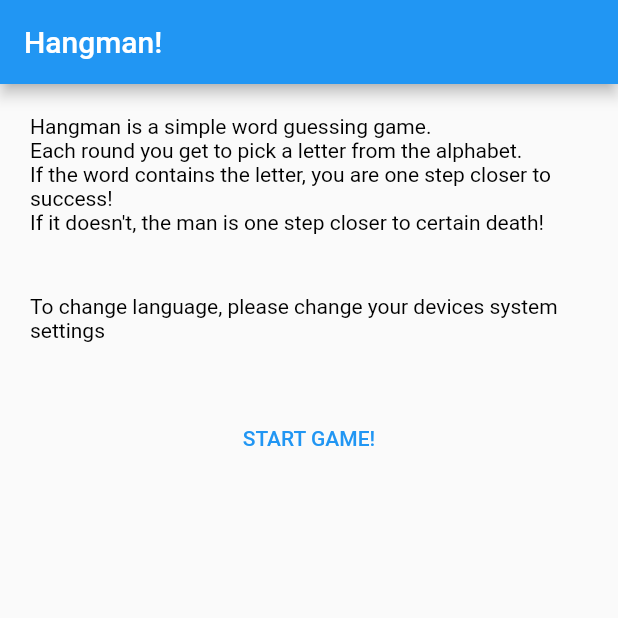
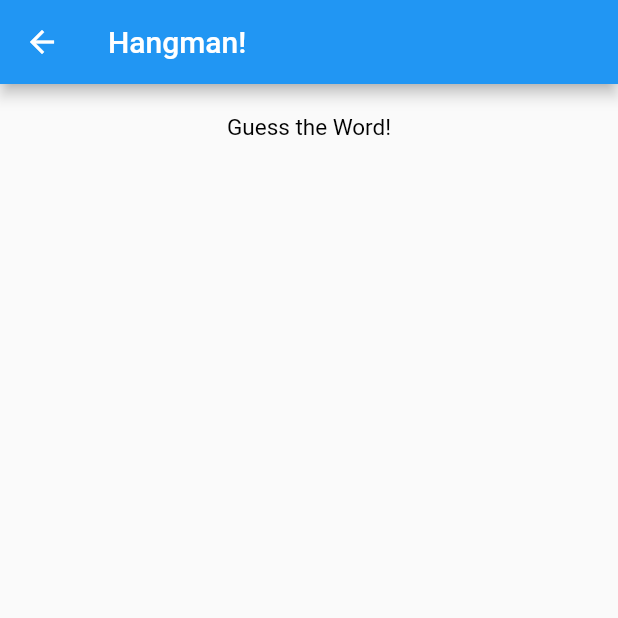
Before and after one commit to stianmogen/INFT2501_project, a Flutter app: the screen it shows after launch, after a tap on "START GAME!", on a phone screen of 412 x 824 dp, the top half of it. Run offline on Flutter 3.47's test engine with Material 2 defaults, Android fonts, the phone set to English and light mode, and no system bars; generated files the repository leaves out were written again.

Commit message:
hangman screen

```diff
--- a/lib/l10n/app_en.arb
+++ b/lib/l10n/app_en.arb
@@ -2,5 +2,8 @@
   "appTitle" : "Hangman!",
   "gamePlay": "Hangman is a simple word guessing game. \nEach round you get to pick a letter from the alphabet. \nIf the word contains the letter, you are one step closer to success! \nIf it doesn't, the man is one step closer to certain death!",
   "languageInfo": "To change language, please change your devices system settings",
-  "startGame": "START GAME!"
+  "startGame": "START GAME!",
+  "hangmanTitle": "Guess the Word!",
+  "alphabet": "abcdefghijklmnopqrstuvwxyz",
+  "wordList": "House, Dog, Pitbull"
 }
--- a/lib/l10n/app_no.arb
+++ b/lib/l10n/app_no.arb
@@ -2,5 +2,8 @@
   "appTitle": "Heng mannen!",
   "gamePlay": "Hangman er et spill som går ut på å gjette riktig ord. \nDu vil hver runde kunne velge mellom bokstavene i alfabetet. \nGjetter du riktig bokstav er du et steg nærmere rikitg ord. \nGjetter du feil, er mannen et steg nærmere en sikker død!",
   "languageInfo": "For å endre språk, vennligst endre din enhets systeminnstillinger",
-  "startGame": "START SPILL!"
+  "startGame": "START SPILL!",
+  "hangmanGame": "Gjett Ordet!",
+  "alphabet": "abcdefghijklmnopqrstuvwxyzæøå",
+  "wordList": "Hus, Hund, Pitbull"
 }
--- a/lib/main.dart
+++ b/lib/main.dart
@@ -1,6 +1,7 @@
 import 'package:flutter/material.dart';
 import 'package:flutter_localizations/flutter_localizations.dart';
 import 'package:flutter_gen/gen_l10n/app_localizations.dart';
+import 'package:inft_2501_project/screens/hangman.dart';
 import 'package:inft_2501_project/screens/instructions.dart';
 
 void main() {
@@ -14,21 +15,16 @@ class MyApp extends StatelessWidget {
   Widget build(BuildContext context) {
     return MaterialApp(
       title: 'Hangman',
+      initialRoute: '/',
       localizationsDelegates: AppLocalizations.localizationsDelegates,
       supportedLocales: AppLocalizations.supportedLocales,
       theme: ThemeData(
-        // This is the theme of your application.
-        //
-        // Try running your application with "flutter run". You'll see the
-        // application has a blue toolbar. Then, without quitting the app, try
-        // changing the primarySwatch below to Colors.green and then invoke
-        // "hot reload" (press "r" in the console where you ran "flutter run",
-        // or simply save your changes to "hot reload" in a Flutter IDE).
-        // Notice that the counter didn't reset back to zero; the application
-        // is not restarted.
         primarySwatch: Colors.blue,
       ),
-      home: const Instructions(),
+      routes: {
+        '/': (context) => const Instructions(),
+        '/hangman': (context) => const Hangman()
+      }
     );
   }
 }
--- /dev/null
+++ b/lib/screens/hangman.dart
@@ -0,0 +1,35 @@
+import 'package:flutter/material.dart';
+import 'package:flutter_localizations/flutter_localizations.dart';
+import 'package:flutter_gen/gen_l10n/app_localizations.dart';
+
+class Hangman extends StatelessWidget {
+  const Hangman({Key? key}) : super(key: key);
+
+
+
+  @override
+  Widget build(BuildContext context) {
+    const paddingSize = 20.0;
+    const TextStyle bodyStyle = TextStyle(fontSize: 15, color: Colors.black);
+    return Scaffold(
+      appBar: AppBar(
+        title: Text(AppLocalizations.of(context)!.appTitle),
+      ),
+      body: Center(
+
+        child: Column(
+          children: <Widget>[
+            Padding(
+                padding: const EdgeInsets.all(paddingSize),
+                child: Text(
+                    AppLocalizations.of(context)!.hangmanTitle,
+                    style: bodyStyle
+                )
+            )
+          ],
+        ),
+      ),
+      // This trailing comma makes auto-formatting nicer for build methods.
+    );
+  }
+}
--- a/lib/screens/instructions.dart
+++ b/lib/screens/instructions.dart
@@ -8,7 +8,7 @@ class Instructions extends StatelessWidget {
   @override
   Widget build(BuildContext context) {
     const paddingSize = 20.0;
-    const TextStyle bodyStyle = TextStyle(fontSize: 14, color: Colors.black);
+    const TextStyle bodyStyle = TextStyle(fontSize: 15, color: Colors.black);
     return Scaffold(
       appBar: AppBar(
         title: Text(AppLocalizations.of(context)!.appTitle),
@@ -48,7 +48,7 @@ class Instructions extends StatelessWidget {
                         },
                       ),
                     ),
-                  onPressed: () { },
+                    onPressed: () { Navigator.pushNamed(context, '/hangman'); },
                     child: Text(AppLocalizations.of(context)!.startGame)
                 )
             )
```
Lines whose indentation alone changed are shown as unchanged.
